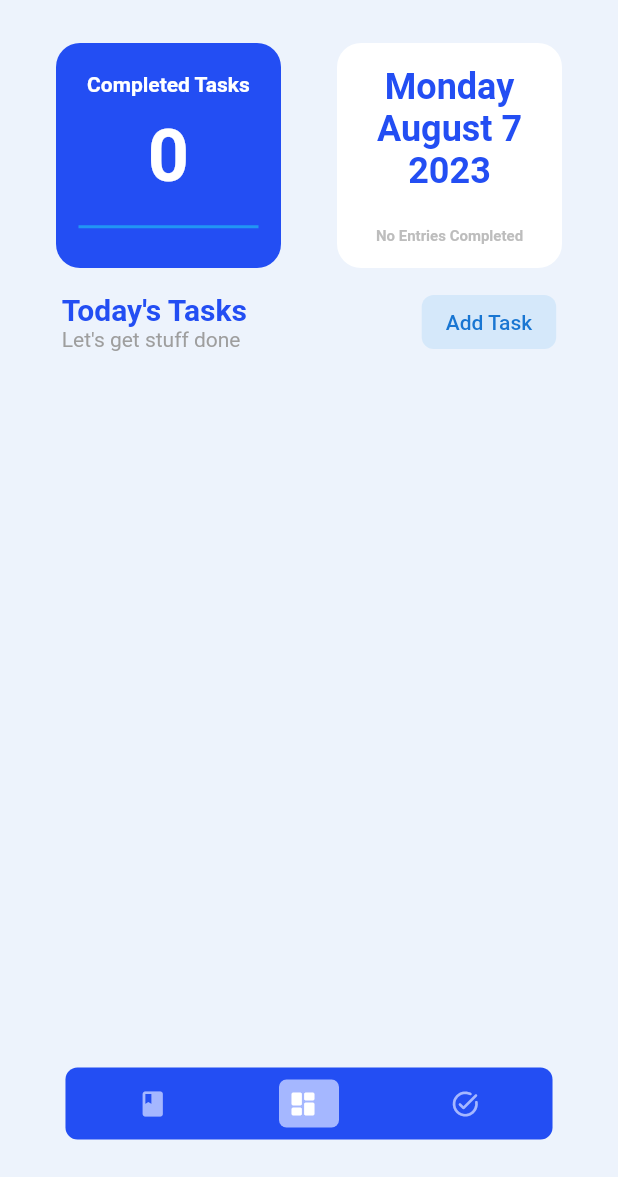
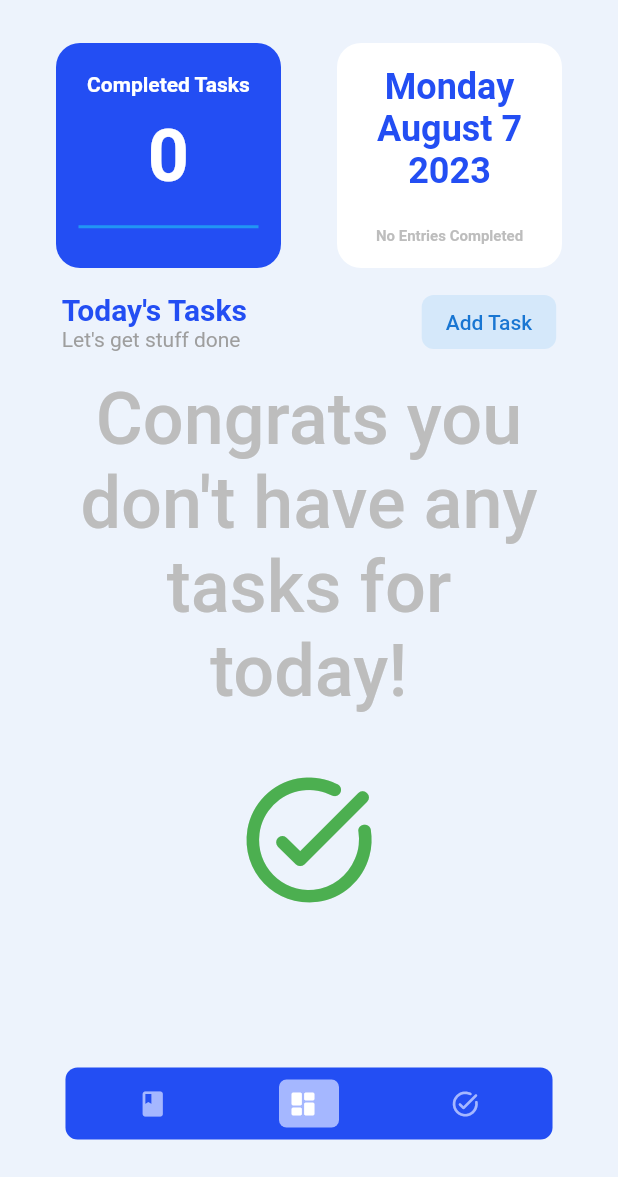
Before and after one commit to MuhammadMannan/DayFlow, a Flutter app: the screen it shows once a user with an empty profile is signed in, on a phone screen of 412 x 824 dp, the part 59-1236 px from its top. Run offline on Flutter 3.47's test engine with Material 2 defaults, Android fonts, the phone set to English and light mode, and no system bars; drawn by our look-alikes of google_nav_bar; our stand-ins replace cloud_firestore, firebase_auth, firebase_core, gap; accounts and stored records are empty.

Commit message:
updated ui for homepage when working with tasks

```diff
--- a/lib/pages/homePage.dart
+++ b/lib/pages/homePage.dart
@@ -165,12 +165,36 @@ class _homePageState extends State<homePage> {
                       ],
                     ),
                     Gap(12),
-                    Container(
-                      child: StreamBuilder<QuerySnapshot<Map<String, dynamic>>>(
+                    StreamBuilder<QuerySnapshot<Map<String, dynamic>>>(
                       stream: getTasksStream(),
                       builder: (context, snapshot) {
-                          if (snapshot.hasData) {
+                        if (snapshot.connectionState ==
+                            ConnectionState.waiting) {
+                          return CircularProgressIndicator();
+                        } else if (snapshot.hasData) {
                           final tasks = snapshot.data!.docs;
+                          if (tasks.isEmpty) {
+                            return Center(
+                                child: Column(
+                              mainAxisAlignment: MainAxisAlignment.spaceBetween,
+                              children: [
+                                Text(
+                                  "Congrats you don't have any tasks for today!",
+                                  style: TextStyle(
+                                      color: Colors.grey.shade400,
+                                      fontSize: 48,
+                                      fontWeight: FontWeight.w500),
+                                  textAlign: TextAlign.center,
+                                ),
+                                Gap(35),
+                                Icon(
+                                  Icons.task_alt_rounded,
+                                  size: 100,
+                                  color: Colors.green,
+                                )
+                              ],
+                            ));
+                          } else {
                             return ListView.builder(
                               shrinkWrap: true,
                               itemCount: tasks.length,
@@ -200,6 +224,18 @@ class _homePageState extends State<homePage> {
                                         offset: Offset(0, 3),
                                       ),
                                     ],
+                                    gradient: LinearGradient(
+                                      colors: [
+                                        Color(0xFF234EF3), // Blue color
+                                        Colors.white,
+                                      ],
+                                      stops: [
+                                        0.05,
+                                        0.02,
+                                      ], // Adjust these values as needed
+                                      begin: Alignment.centerLeft,
+                                      end: Alignment.centerRight,
+                                    ),
                                   ),
                                   child: ListTile(
                                     title: Text(
@@ -207,7 +243,7 @@ class _homePageState extends State<homePage> {
                                       style: TextStyle(
                                         fontWeight: FontWeight.bold,
                                         fontSize: 16,
-                                        color: Colors.black,
+                                        color: Color(0xFF234EF3),
                                       ),
                                     ),
                                     subtitle: Column(
@@ -222,22 +258,38 @@ class _homePageState extends State<homePage> {
                                           ),
                                         ),
                                         SizedBox(height: 4),
-                                        Text(
-                                          'Category: $category',
-                                          style: TextStyle(
-                                            fontSize: 12,
+                                        Row(
+                                          children: [
+                                            if (category == 'School')
+                                              Icon(
+                                                Icons.school,
                                                 color: Colors.blue,
+                                                size: 24,
                                               ),
+                                            if (category == 'Work')
+                                              Icon(
+                                                Icons.work,
+                                                color: Colors.blue,
+                                                size: 24,
                                               ),
-                                      ],
+                                            if (category == 'Person')
+                                              Icon(
+                                                Icons.person,
+                                                color: Colors.blue,
+                                                size: 24,
                                               ),
-                                    trailing: IconButton(
+                                            Spacer(), // Add spacer to create space between icons
+                                            IconButton(
                                               icon: Icon(Icons.done),
                                               onPressed: () {
                                                 // Update the task's isComplete value to true
                                                 updateTaskCompletionStatus(
                                                     taskId, true);
                                               },
+                                            ),
+                                          ],
+                                        ),
+                                      ],
                                     ),
                                     onTap: () {
                                       // Implement a function to handle tile click
@@ -247,13 +299,13 @@ class _homePageState extends State<homePage> {
                                 );
                               },
                             );
+                          }
                         } else if (snapshot.hasError) {
                           return Text("Error: ${snapshot.error}");
                         } else {
                           return CircularProgressIndicator();
                         }
                       },
-                      ),
                     ),
                     //card list of tasks
                   ],
```
Lines whose indentation alone changed are shown as unchanged.
